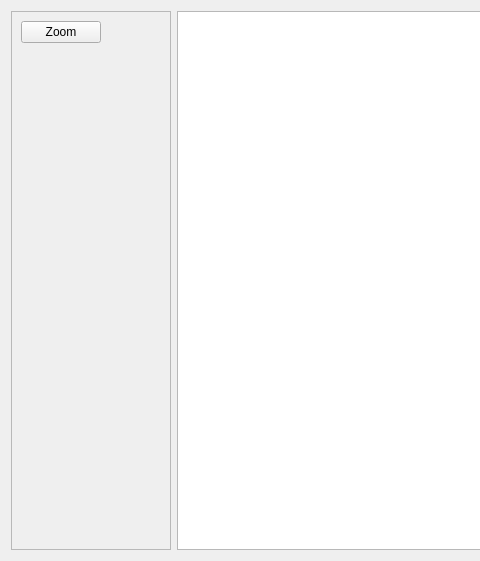
This is src/WhiskerToolbox/Media_Widget/Media_Widget.ui in paulmthompson/WhiskerToolbox as Qt 5 draws it before an edit; both pictures show x 0 to 480 and y 0 to 561 of the 763 by 561 pixel window. The edited form follows.
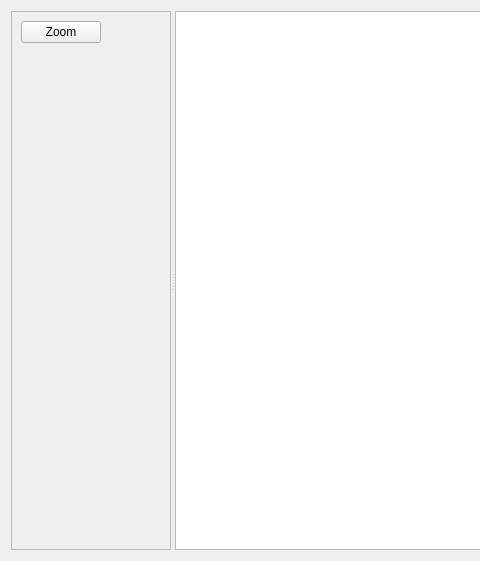
This is the edited form. Custom widgets are drawn as their Qt base class.

Commit message: better widget layout for media

```diff
--- a/src/WhiskerToolbox/Media_Widget/Media_Widget.ui
+++ b/src/WhiskerToolbox/Media_Widget/Media_Widget.ui
@@ -19,8 +19,15 @@
   <property name="windowTitle">
    <string>Form</string>
   </property>
-  <layout class="QHBoxLayout" name="horizontalLayout" stretch="0,4">
+  <layout class="QHBoxLayout" name="horizontalLayout">
    <item>
+    <widget class="QSplitter" name="splitter">
+     <property name="orientation">
+      <enum>Qt::Horizontal</enum>
+     </property>
+     <property name="childrenCollapsible">
+      <bool>false</bool>
+     </property>
     <widget class="QScrollArea" name="scrollArea">
      <property name="sizePolicy">
       <sizepolicy hsizetype="Fixed" vsizetype="Expanding">
@@ -111,12 +118,10 @@
       </layout>
      </widget>
     </widget>
-   </item>
-   <item>
     <widget class="QGraphicsView" name="graphicsView">
      <property name="sizePolicy">
       <sizepolicy hsizetype="Expanding" vsizetype="Expanding">
-       <horstretch>0</horstretch>
+        <horstretch>1</horstretch>
        <verstretch>0</verstretch>
       </sizepolicy>
      </property>
@@ -132,6 +137,7 @@
      <property name="sizeAdjustPolicy">
       <enum>QAbstractScrollArea::SizeAdjustPolicy::AdjustToContents</enum>
      </property>
+     </widget>
     </widget>
    </item>
   </layout>
```
Left out of the diff: 4 changed lines with no effect on the pictures. Lines whose indentation alone changed are shown as unchanged. The commit also changes 1 other file.
